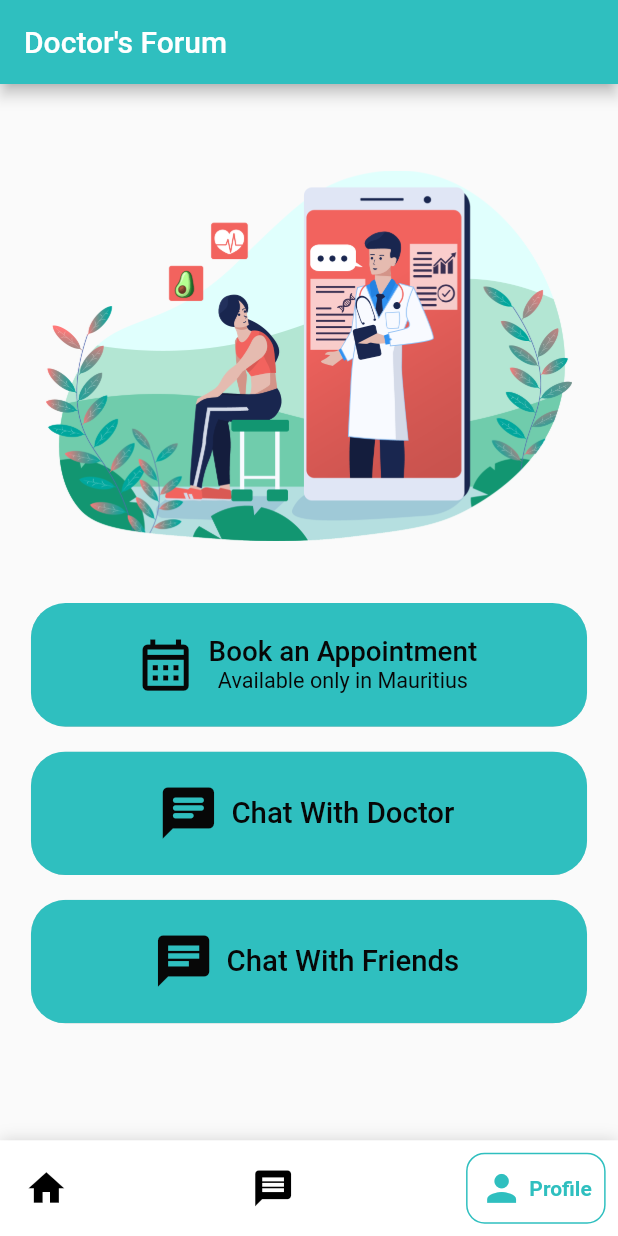
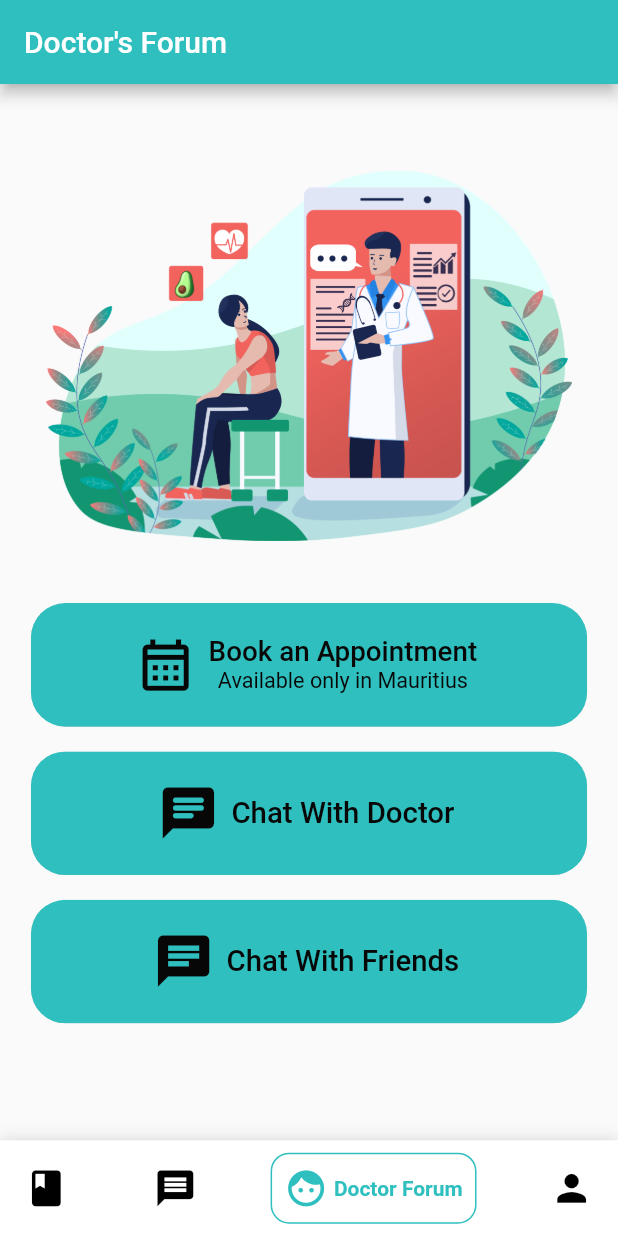
Before and after one commit to levynKwong/nutritionist-app, a Flutter app: the Home screen opened directly, swiped to page 3, on a phone screen of 412 x 824 dp. Run offline on Flutter 3.47's test engine with Material 2 defaults, Android fonts, the phone set to English and light mode, and no system bars; drawn by our look-alikes of google_nav_bar, upgrader; our stand-ins replace awesome_notifications, cloud_firestore, file_picker, firebase_auth, firebase_core, firebase_messaging and 6 more; missing offline and left inert: flutter_inappwebview, in_app_purchase_android; accounts and stored records are empty.

Commit message:
fixed some bugs

```diff
--- a/lib/screen/home/home_screen.dart
+++ b/lib/screen/home/home_screen.dart
@@ -56,10 +56,8 @@
           ),
           UpgradeAlert(
             upgrader: Upgrader(
-              shouldPopScope: () => true,
               canDismissDialog: false,
               dialogStyle: UpgradeDialogStyle.material,
-              debugDisplayAlways: true,
               showIgnore: false,
               showLater:false,
               durationUntilAlertAgain: Duration(days: 1),
@@ -93,13 +91,17 @@
               tabActiveBorder: Border.all(
                   color: Theme.of(context).colorScheme.primary, width: 1),
               tabs: [
-                GButton(
-                  icon: Icons.home,
-                  text: 'Dashboard',
+                 GButton(
+                  icon: Icons.book,
+                  text: 'Message Doctor',
                 ),
                 GButton(
                   icon: Icons.message,
                   text: 'Message Friend',
+                ),
+                GButton(
+                  icon: Icons.face,
+                  text: 'Doctor Forum',
                 ),
                 GButton(
                   icon: Icons.person,
@@ -112,7 +114,7 @@
                   _currentIndex = index;
                   _pageController.animateToPage(
                     index,
-                    duration: Duration(milliseconds: 200),
+                    duration: Duration(milliseconds: 300),
                     curve: Curves.easeInOut,
                   );
                 });
--- a/lib/screen/nutritionist_home/nutritionistHome_screen.dart
+++ b/lib/screen/nutritionist_home/nutritionistHome_screen.dart
@@ -66,7 +66,6 @@
     return [
       dashboard(),
       messageClient(),
-      // form(url: url),
       profileNutritionist(),
     ];
   }
@@ -88,11 +87,9 @@
             children: screens,
           ),
           UpgradeAlert(
-            upgrader: Upgrader(
-              shouldPopScope: () => true,
+           upgrader: Upgrader(
               canDismissDialog: false,
               dialogStyle: UpgradeDialogStyle.material,
-              debugDisplayAlways: true,
               showIgnore: false,
               showLater:false,
               durationUntilAlertAgain: Duration(days: 1),
--- a/pubspec.yaml
+++ b/pubspec.yaml
@@ -16,7 +16,7 @@
 # https://developer.apple.com/library/archive/documentation/General/Reference/InfoPlistKeyReference/Articles/CoreFoundationKeys.html
 # In Windows, build-name is used as the major, minor, and patch parts
 # of the product and file versions while build-number is used as the build suffix.
-version: 1.0.0+2
+version: 1.0.14
 
 environment:
   sdk: '>=2.19.6 <3.0.0'
```
Also changed, not shown: lib/screen/home/profile/BuyToken/BuyCoin.dart (+10 -3 lines).
